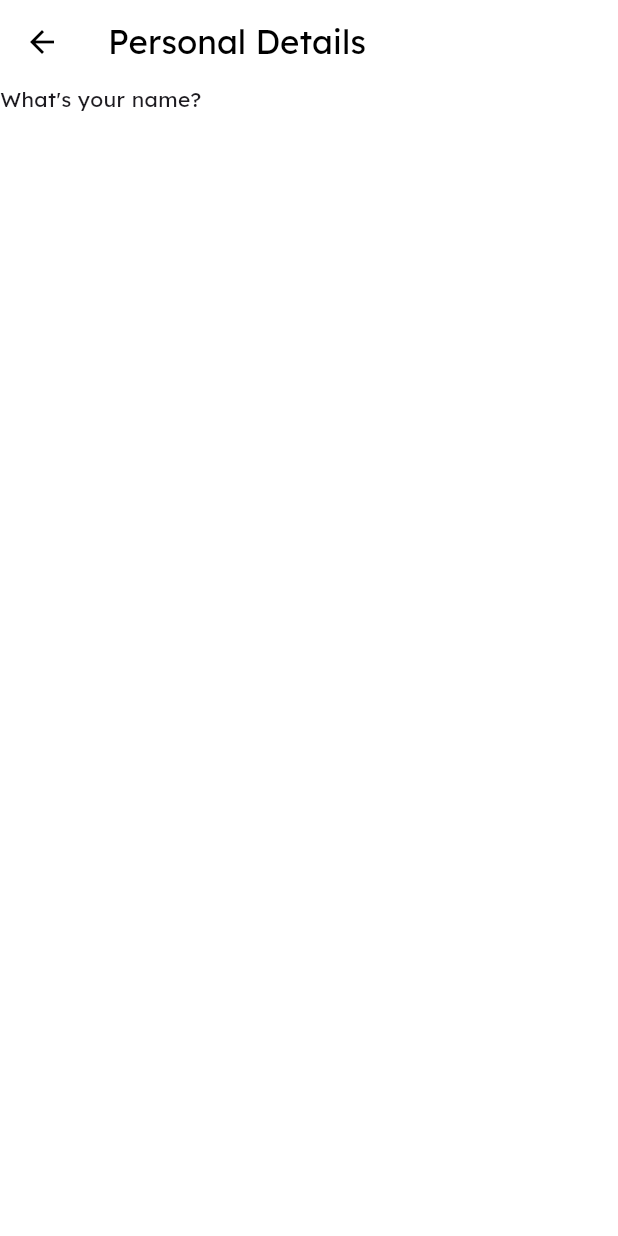
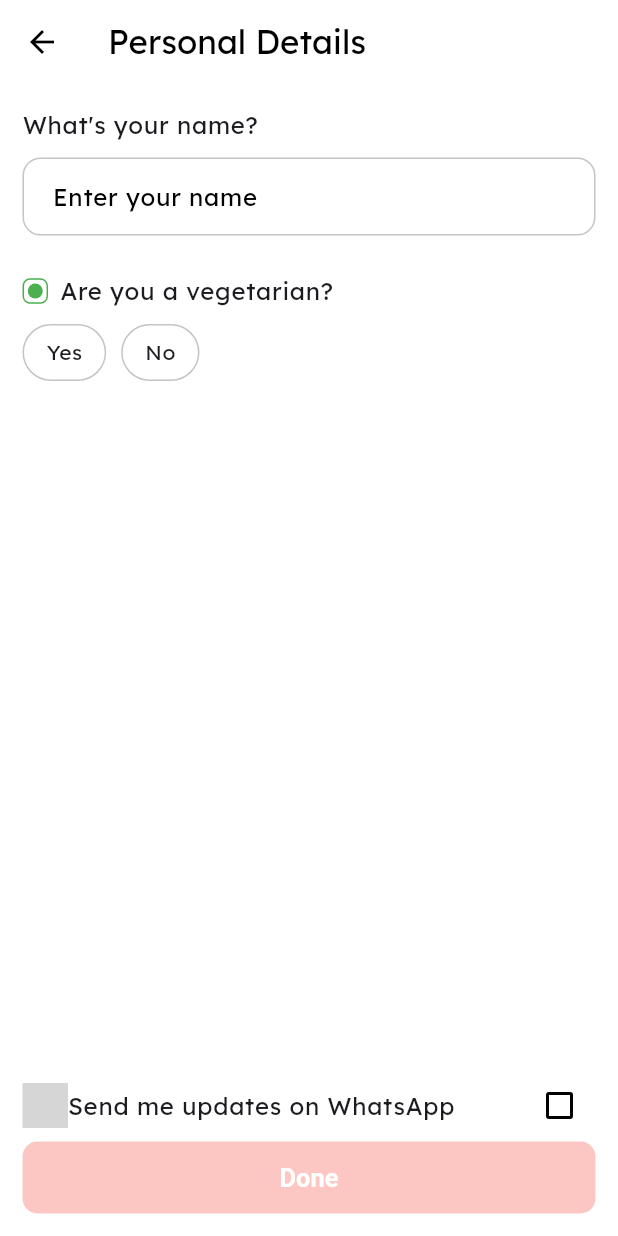
Before and after one commit to antonyaiwin/flutter_zomato_clone, a Flutter app: the PersonalDetailsScreen screen opened directly, on a phone screen of 412 x 824 dp. Run offline on Flutter 3.47's test engine with Material 3 defaults, Android fonts, the phone set to English and light mode, and no system bars; our stand-ins replace country_code_picker, google_fonts, icons_plus, otp_text_field; grey boxes are pictures that could not be loaded.

Commit message:
completed Personal DetailsScreen

```diff
--- a/lib/utils/constants/colors.dart
+++ b/lib/utils/constants/colors.dart
@@ -3,6 +3,7 @@ import 'package:flutter/material.dart';
 abstract class ColorConstants {
   static const Color primaryColorDark = Color.fromARGB(255, 211, 47, 47);
   static const Color primaryColor = Colors.red;
+  static const Color primaryColorShade10 = Color.fromRGBO(244, 67, 54, 0.3);
   static const Color primaryWhite = Color(0xffffffff);
   static const Color primaryBlack = Color(0xff000000);
   static const Color black26 = Color(0xff262626);
--- a/lib/view/personal_details_screen/personal_details_screen.dart
+++ b/lib/view/personal_details_screen/personal_details_screen.dart
@@ -1,19 +1,159 @@
 import 'package:flutter/material.dart';
+import 'package:flutter_zomato_clone/common/widgets/custom_button.dart';
+import 'package:flutter_zomato_clone/common/widgets/diet_icon.dart';
+import 'package:flutter_zomato_clone/common/widgets/spacer.dart';
+import 'package:flutter_zomato_clone/utils/constants/colors.dart';
+import 'package:flutter_zomato_clone/view/home_screen/home_screen.dart';
+import 'package:icons_plus/icons_plus.dart';
 
-class PersonalDetailsScreen extends StatelessWidget {
+import 'widgets/yes_no_radio_button.dart';
+
+class PersonalDetailsScreen extends StatefulWidget {
   const PersonalDetailsScreen({super.key});
+
+  @override
+  State<PersonalDetailsScreen> createState() => _PersonalDetailsScreenState();
+}
+
+class _PersonalDetailsScreenState extends State<PersonalDetailsScreen> {
+  final TextEditingController nameController = TextEditingController();
+  bool? isVegetarian;
+  bool whatsappUpdatesChecked = false;
 
   @override
   Widget build(BuildContext context) {
     return Scaffold(
       appBar: AppBar(
-        title: Text('Personal Details'),
+        title: const Text('Personal Details'),
       ),
-      body: Column(
-        children: [
-          Text('What\'s your name?'),
-        ],
+      body: Padding(
+        padding: const EdgeInsets.all(15),
+        child: Column(
+          crossAxisAlignment: CrossAxisAlignment.start,
+          children: [
+            Text(
+              'What\'s your name?',
+              style: Theme.of(context).textTheme.bodyLarge,
+            ),
+            kVSpace(10),
+            TextField(
+              controller: nameController,
+              decoration: InputDecoration(
+                hintText: 'Enter your name',
+                contentPadding:
+                    const EdgeInsets.symmetric(vertical: 14, horizontal: 16),
+                isDense: true,
+                enabledBorder: OutlineInputBorder(
+                  borderRadius: BorderRadius.circular(12),
+                  borderSide: BorderSide(
+                    color: ColorConstants.black3c.withOpacity(.3),
+                  ),
+                ),
+                focusedBorder: OutlineInputBorder(
+                  borderRadius: BorderRadius.circular(12),
+                  borderSide: const BorderSide(
+                    color: ColorConstants.black3c,
+                  ),
+                ),
+              ),
+              onTapOutside: (event) {
+                FocusScope.of(context).unfocus();
+              },
+              onChanged: (value) {
+                setState(() {});
+              },
+            ),
+            kVSpace(25),
+            Row(
+              children: [
+                const DietIcon.vegetarian(),
+                kHSpace(8),
+                Text(
+                  'Are you a vegetarian?',
+                  style: Theme.of(context).textTheme.bodyLarge,
+                ),
+              ],
+            ),
+            kVSpace(10),
+            YesNoRadioButton(
+              onValueChanged: (yesSelected) {
+                setState(() {
+                  isVegetarian = yesSelected;
+                });
+              },
+            ),
+            const Spacer(),
+            InkWell(
+              overlayColor: const MaterialStatePropertyAll(Colors.transparent),
+              onTap: () {
+                setState(() {
+                  whatsappUpdatesChecked = !whatsappUpdatesChecked;
+                });
+              },
+              child: IgnorePointer(
+                ignoring: true,
+                child: Row(
+                  children: [
+                    Brand(
+                      Brands.whatsapp,
+                      size: 30,
+                    ),
+                    Text(
+                      'Send me updates on WhatsApp',
+                      style: Theme.of(context).textTheme.bodyLarge,
+                    ),
+                    const Spacer(),
+                    Checkbox(
+                      value: whatsappUpdatesChecked,
+                      onChanged: (value) {},
+                    ),
+                  ],
+                ),
+              ),
+            ),
+            CustomButton(
+              onTap: nameController.text.length > 3 && isVegetarian != null
+                  ? () {
+                      verifyDetails();
+                    }
+                  : null,
+              child: const Text(
+                'Done',
+              ),
+            ),
+          ],
+        ),
       ),
     );
   }
+
+  void verifyDetails() {
+    showDialog(
+      context: context,
+      barrierDismissible: false,
+      builder: (context) => AlertDialog.adaptive(
+        contentPadding:
+            const EdgeInsets.symmetric(vertical: 20, horizontal: 25),
+        surfaceTintColor: Colors.transparent,
+        backgroundColor: ColorConstants.primaryWhite,
+        shape: RoundedRectangleBorder(borderRadius: BorderRadius.circular(5)),
+        content: Row(
+          children: [
+            const CircularProgressIndicator(),
+            kHSpace(20),
+            const Text('Verifying credentials..')
+          ],
+        ),
+      ),
+    );
+
+    Future.delayed(const Duration(seconds: 3)).then(
+      (value) => Navigator.pushAndRemoveUntil(
+          context,
+          MaterialPageRoute(
+            builder: (context) => const HomeScreen(),
+          ),
+          (route) => false),
+    );
+  }
 }
--- /dev/null
+++ b/lib/view/personal_details_screen/widgets/yes_no_radio_button.dart
@@ -0,0 +1,65 @@
+import 'package:flutter/material.dart';
+
+import '../../../common/widgets/spacer.dart';
+import '../../../utils/constants/colors.dart';
+
+class YesNoRadioButton extends StatefulWidget {
+  const YesNoRadioButton({
+    super.key,
+    this.onValueChanged,
+  });
+  final void Function(bool yesSelected)? onValueChanged;
+  @override
+  State<YesNoRadioButton> createState() => _YesNoRadioButtonState();
+}
+
+class _YesNoRadioButtonState extends State<YesNoRadioButton> {
+  bool? yesSelected;
+
+  @override
+  Widget build(BuildContext context) {
+    return Row(
+      children: [
+        GestureDetector(
+          onTap: () {
+            setState(() {
+              yesSelected = true;
+            });
+            widget.onValueChanged!(yesSelected!);
+          },
+          child: Container(
+            padding: const EdgeInsets.symmetric(horizontal: 15, vertical: 8),
+            decoration: BoxDecoration(
+              border: Border.all(
+                  color: yesSelected != null && yesSelected!
+                      ? ColorConstants.primaryColor
+                      : ColorConstants.black3c.withOpacity(0.3)),
+              borderRadius: BorderRadius.circular(40),
+            ),
+            child: const Text('Yes'),
+          ),
+        ),
+        kHSpace(10),
+        GestureDetector(
+          onTap: () {
+            setState(() {
+              yesSelected = false;
+            });
+            widget.onValueChanged!(yesSelected!);
+          },
+          child: Container(
+            padding: const EdgeInsets.symmetric(horizontal: 15, vertical: 8),
+            decoration: BoxDecoration(
+              border: Border.all(
+                  color: yesSelected != null && !yesSelected!
+                      ? ColorConstants.primaryColor
+                      : ColorConstants.black3c.withOpacity(0.3)),
+              borderRadius: BorderRadius.circular(40),
+            ),
+            child: const Text('No'),
+          ),
+        ),
+      ],
+    );
+  }
+}
```
Also changed, not shown: lib/view/verification_screen/verification_screen.dart (+7 -5 lines).
